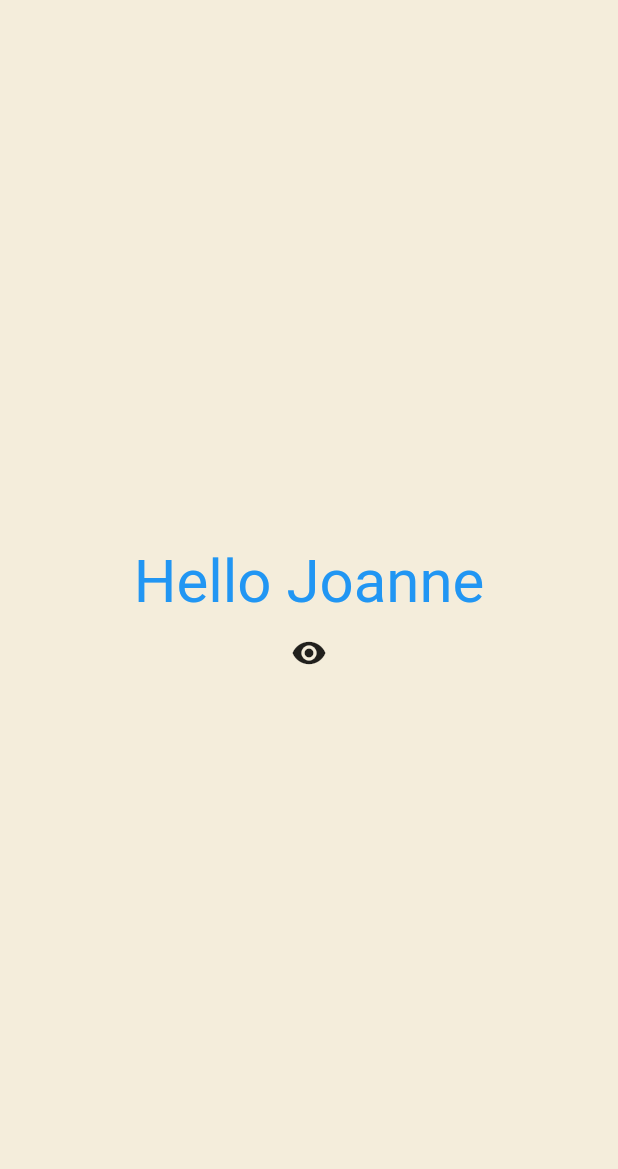
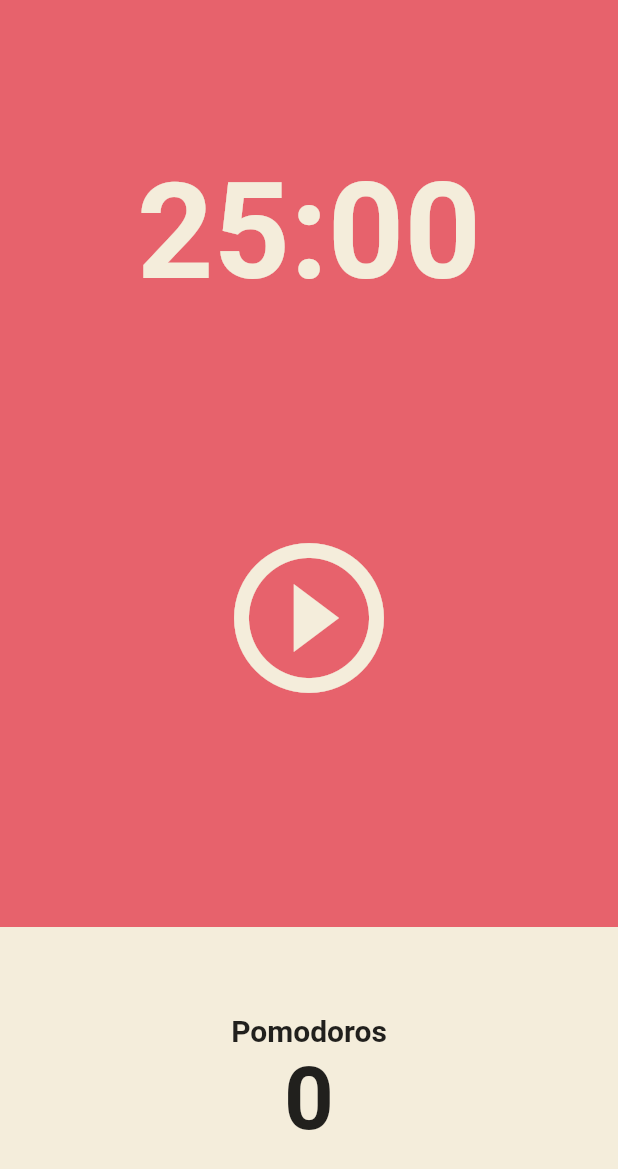
Before and after one commit to seovalue/flutter-webtoon-app, a Flutter app: the screen it shows after launch, on a phone screen of 412 x 824 dp. Shown: the top 1169 px of the screen. Run offline on Flutter 3.47's test engine with Material 2 defaults, Android fonts, the phone set to English and light mode, and no system bars.

Commit message:
feat: set basic ui of pomodoro

```diff
--- a/lib/main.dart
+++ b/lib/main.dart
@@ -1,83 +1,28 @@
 import 'package:flutter/material.dart';
-import 'package:flutter_app/widgets/button.dart';
-import 'package:flutter_app/widgets/currency_card.dart';
+import 'package:flutter_app/screens/home_screen.dart';
 
 void main() {
   runApp(const App());
 }
 
-class App extends StatefulWidget {
+class App extends StatelessWidget {
   const App({super.key});
-
-  @override
-  State<App> createState() => _AppState();
-}
-
-class _AppState extends State<App> {
-  List<int> numbers = [];
-  bool showTitle = true;
-
-  void onClicked() {
-    setState(() {
-      numbers.add(numbers.length);
-    });
-  }
-
-  void toggle() {
-    setState(() {
-      showTitle = !showTitle;
-    });
-  }
 
   @override
   Widget build(BuildContext context) {
     return MaterialApp(
-        theme: ThemeData(
-            textTheme:
-                const TextTheme(titleLarge: TextStyle(color: Colors.blue))),
-        home: Scaffold(
-            backgroundColor: const Color(0xFFF4EDDB),
-            body: Center(
-                child: Column(
-              mainAxisAlignment: MainAxisAlignment.center,
-              children: [
-                showTitle ? const MyLargeTitle() : Text('nothing'),
-                IconButton(onPressed: toggle, icon: Icon(Icons.remove_red_eye)),
-              ],
-            ))));
+      theme: ThemeData(
+        // background color
+        backgroundColor: const Color(0xFFE7626C),
+        textTheme: const TextTheme(
+          // headline color
+          displayLarge: TextStyle(
+            color: Color(0xFF232B55),
+          ),
+        ),
+        cardColor: const Color(0xFFF4EDDB),
+      ),
+      home: const HomeScreen(),
+    );
   }
 }
-
-class MyLargeTitle extends StatefulWidget {
-  const MyLargeTitle({
-    super.key,
-  });
-
-  @override
-  State<MyLargeTitle> createState() => _MyLargeTitleState();
-}
-
-class _MyLargeTitleState extends State<MyLargeTitle> {
-  @override
-  void initState() {
-    super.initState();
-    print("init state");
-  }
-
-  @override
-  void dispose() {
-    // TODO: implement dispose
-    super.dispose();
-    print("dispose");
-  }
-
-  @override
-  Widget build(BuildContext context) {
-    print("build");
-    return Text('Hello Joanne',
-        style: TextStyle(
-          fontSize: 40,
-          color: Theme.of(context).textTheme.titleLarge!.color,
-        ));
-  }
-}
--- /dev/null
+++ b/lib/screens/home_screen.dart
@@ -0,0 +1,82 @@
+import 'package:flutter/cupertino.dart';
+import 'package:flutter/material.dart';
+
+class HomeScreen extends StatefulWidget {
+  const HomeScreen({super.key});
+
+  @override
+  State<HomeScreen> createState() => _HomeScreenState();
+}
+
+class _HomeScreenState extends State<HomeScreen> {
+  @override
+  Widget build(BuildContext context) {
+    return Scaffold(
+        backgroundColor: Theme.of(context).backgroundColor,
+        body: Column(
+          children: [
+            // 하드코딩되는 값을 만들어줌. UI를 비율에 기반해서 더 유연하게 만들어줌.
+            Flexible(
+              flex: 1,
+              child: Container(
+                alignment: Alignment.bottomCenter,
+                child: Text('25:00',
+                    style: TextStyle(
+                      color: Theme.of(context).cardColor,
+                      fontSize: 89,
+                      fontWeight: FontWeight.w600,
+                    )),
+              ),
+            ),
+            Flexible(
+              flex: 2,
+              child: Center(
+                child: IconButton(
+                  icon: Icon(Icons.play_circle_outline),
+                  onPressed: () {},
+                  iconSize: 120,
+                  color: Theme.of(context).cardColor,
+                ),
+              ),
+            ),
+            Flexible(
+              flex: 1,
+              child: Row(
+                children: [
+                  Expanded(
+                    child: Container(
+                      decoration: BoxDecoration(
+                        color: Theme.of(context).cardColor,
+                      ),
+                      child: Column(
+                        mainAxisAlignment: MainAxisAlignment.center,
+                        children: [
+                          Text(
+                            'Pomodoros',
+                            style: TextStyle(
+                              fontSize: 20,
+                              fontWeight: FontWeight.w600,
+                              color:
+                                  Theme.of(context).textTheme.bodyLarge!.color,
+                            ),
+                          ),
+                          Text(
+                            '0',
+                            style: TextStyle(
+                              fontSize: 58,
+                              fontWeight: FontWeight.w600,
+                              color:
+                                  Theme.of(context).textTheme.bodyLarge!.color,
+                            ),
+                          ),
+                        ],
+                      ),
+                    ),
+                  ),
+                ],
+              ),
+            ),
+          ],
+        ));
+  }
+}
--- /dev/null
+++ b/lib/study/statefull_widget_study.dart
@@ -0,0 +1,83 @@
+import 'package:flutter/material.dart';
+import 'package:flutter_app/widgets/button.dart';
+import 'package:flutter_app/widgets/currency_card.dart';
+
+void main() {
+  runApp(const App());
+}
+
+class App extends StatefulWidget {
+  const App({super.key});
+
+  @override
+  State<App> createState() => _AppState();
+}
+
+class _AppState extends State<App> {
+  List<int> numbers = [];
+  bool showTitle = true;
+
+  void onClicked() {
+    setState(() {
+      numbers.add(numbers.length);
+    });
+  }
+
+  void toggle() {
+    setState(() {
+      showTitle = !showTitle;
+    });
+  }
+
+  @override
+  Widget build(BuildContext context) {
+    return MaterialApp(
+        theme: ThemeData(
+            textTheme:
+                const TextTheme(titleLarge: TextStyle(color: Colors.blue))),
+        home: Scaffold(
+            backgroundColor: const Color(0xFFF4EDDB),
+            body: Center(
+                child: Column(
+              mainAxisAlignment: MainAxisAlignment.center,
+              children: [
+                showTitle ? const MyLargeTitle() : Text('nothing'),
+                IconButton(onPressed: toggle, icon: Icon(Icons.remove_red_eye)),
+              ],
+            ))));
+  }
+}
+
+class MyLargeTitle extends StatefulWidget {
+  const MyLargeTitle({
+    super.key,
+  });
+
+  @override
+  State<MyLargeTitle> createState() => _MyLargeTitleState();
+}
+
+class _MyLargeTitleState extends State<MyLargeTitle> {
+  @override
+  void initState() {
+    super.initState();
+    print("init state");
+  }
+
+  @override
+  void dispose() {
+    // TODO: implement dispose
+    super.dispose();
+    print("dispose");
+  }
+
+  @override
+  Widget build(BuildContext context) {
+    print("build");
+    return Text('Hello Joanne',
+        style: TextStyle(
+          fontSize: 40,
+          color: Theme.of(context).textTheme.titleLarge!.color,
+        ));
+  }
+}
```
Also changed, not shown: lib/study/stateless_widget_study.dart (renamed from lib/stateless_widget_study.dart), 1 other file.
